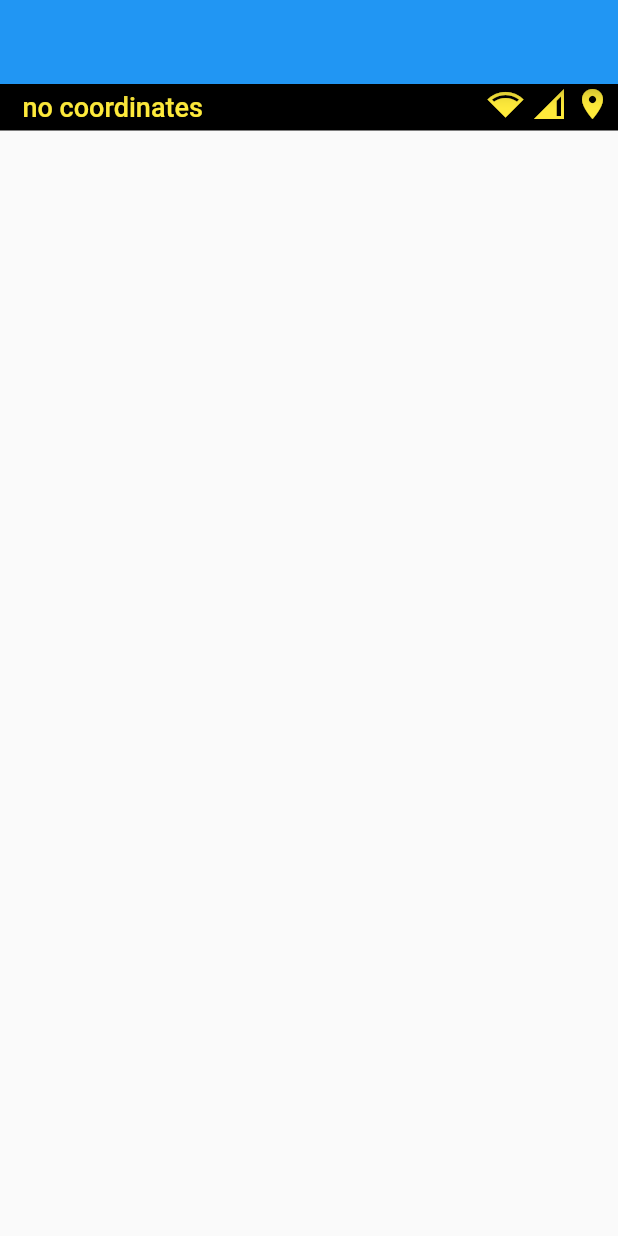
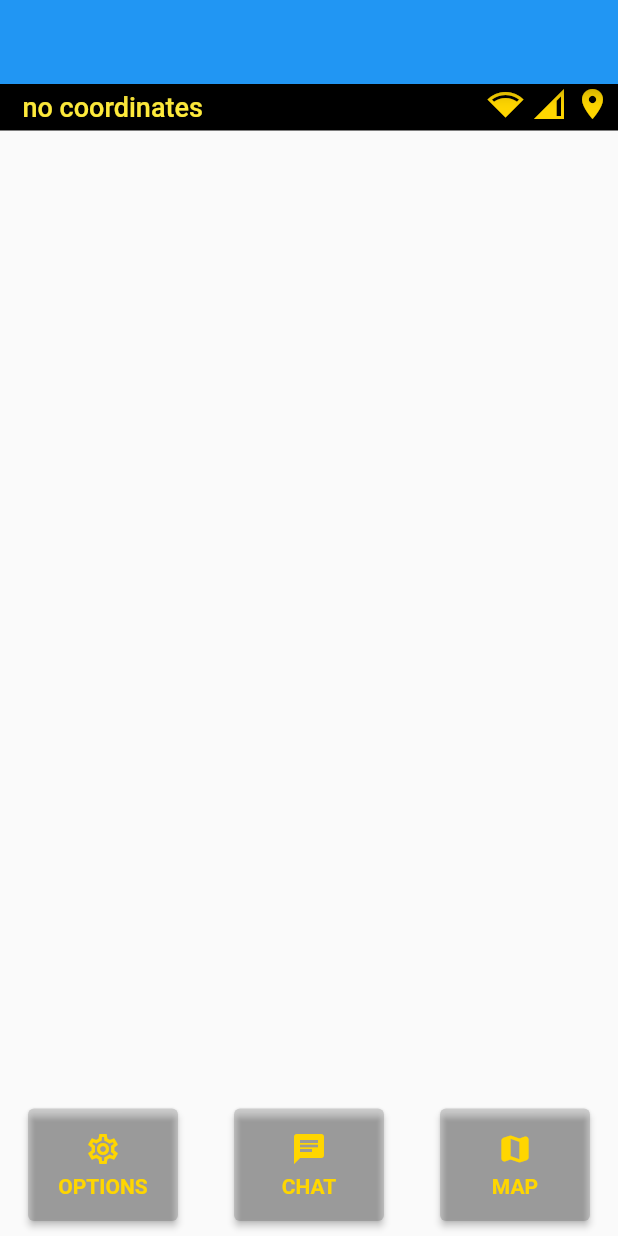
Before and after one commit to leBampre/GPS, a Flutter app: the screen it shows after launch, on a phone screen of 412 x 824 dp. Run offline on Flutter 3.47's test engine with Material 2 defaults, Android fonts, the phone set to English and light mode, and no system bars; our stand-ins replace geolocator.

Commit message:
Update main.dart
Added botoom buttons

```diff
--- a/lib/main.dart
+++ b/lib/main.dart
@@ -89,7 +89,7 @@ class _AppState extends State<App>{
 
 
     // инициализируем значение цвета для иконок
-    Color iconsColor = Colors.yellow;
+    Color iconsColor = Colors.yellowAccent[700];
 
 
     /* виджет описывающий ряд в котором будут выводиться текущее
@@ -143,18 +143,18 @@ class _AppState extends State<App>{
 
     // виджет с тревожной кнопкой
     Widget alarmButton = Container(
-      child: Column(
 
-      ),
     );
 
     // виджет описывабщий нижний ряд кнопок
     Widget bottomButtons = Container(
+      padding: EdgeInsetsDirectional.only(top: 10, bottom: 10),
       child: Row(
+        mainAxisAlignment: MainAxisAlignment.spaceAround,
         children: [
-          Expanded(
-            child: _buildButtonIconColumn(iconsColor, Icons.network_wifi),
-          ),
+          _bottomMenuButton(iconsColor, Icons.settings_outlined, 'OPTIONS'),
+          _bottomMenuButton(iconsColor, Icons.chat, 'CHAT'),
+          _bottomMenuButton(iconsColor, Icons.map_rounded, 'MAP'),
         ],
       ),
     );
@@ -167,10 +167,12 @@ class _AppState extends State<App>{
         appBar: AppBar(
           title: appBar,
         ),
-        body: ListView(
+        body: Column(
           children: [
             coordinatesAndSatusIcons,
-            alarmButton,
+            Expanded(
+              child: alarmButton
+            ),
             bottomButtons,
           ],
         ),
@@ -187,16 +189,51 @@ class _AppState extends State<App>{
     // после вызова возвращает контейнер с прописанными ниже характеристиками
     return Container(
       padding: EdgeInsets.only(right: 5),
-      child: Icon(icon, color: color,
+      child: Icon(
+        icon,
+        color: color,
       ),
     );
   }
 
 
-
-  Column _buildButtonIconColumn(Color color, IconData icon){
-    return Column(
-
+  ElevatedButton _bottomMenuButton(Color color, IconData icon, String label){
+    return ElevatedButton(
+      style: ButtonStyle(
+        minimumSize: MaterialStateProperty.all<Size>(const Size(100, 75)),
+        backgroundColor: MaterialStateProperty.resolveWith<Color>(
+          (Set<MaterialState> states) {
+            if (states.contains(MaterialState.pressed))
+              return color.withOpacity(0.75);
+            return Colors.black.withOpacity(0.15);
+          }
+        ),
+        foregroundColor: MaterialStateProperty.resolveWith<Color>(
+          (Set<MaterialState> states) {
+            if (states.contains(MaterialState.pressed))
+              return Colors.black;
+            return color; // Defer to the widget's default.
+          }
+        ),
+      ),
+      child: Column(
+        children: [
+          Icon(
+            icon,
+          ),
+          Container(
+            padding: EdgeInsetsDirectional.only(top: 5,),
+            child: Text(
+              label,
+              style: TextStyle(
+                fontSize: 14,
+                fontWeight: FontWeight.w600,
+              ),
+            ),
+          ),
+        ],
+      ),
+      onPressed: () {},
     );
   }
 
```
